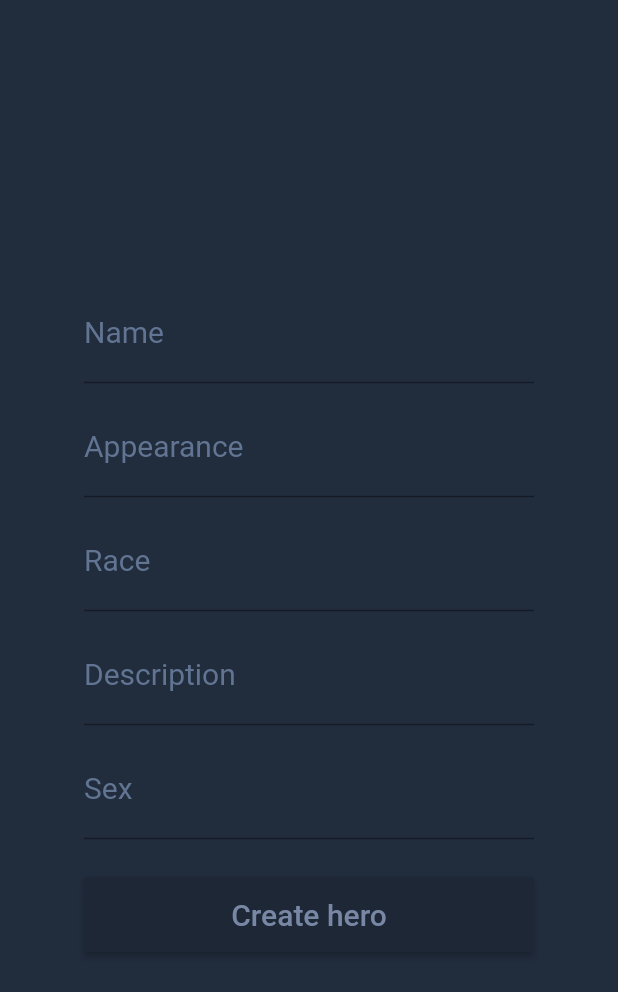
After one commit to umarochki/dwellers-and-donkeys, a Flutter app: the CreateHero screen opened directly, on a phone screen of 412 x 824 dp. The commit adds this screen. Shown: the top 992 px of the screen. Run offline on Flutter 3.47's test engine with Material 2 defaults, Android fonts, the phone set to English and light mode, and no system bars; network calls fail; project files that could hold a hidden picture were left out.

Commit message:
create hero ui

```diff
--- /dev/null
+++ b/rogue/lib/createHero.dart
@@ -0,0 +1,110 @@
+import 'package:flutter/material.dart';
+import 'package:flutter/services.dart';
+import 'package:rogue/api.dart';
+import 'package:flutter/foundation.dart';
+import 'dart:convert';
+import 'package:rogue/menu.dart';
+
+class CreateHero extends StatelessWidget {
+  String _email;
+  String _login;
+  String _password;
+  final formKeyCreateHero = new GlobalKey<FormState>();
+  final _sizeTextInput =
+      const TextStyle(fontSize: 20.0, color: Color.fromRGBO(173, 185, 206, 1));
+  final _sizeTextPlaceholder =
+      const TextStyle(fontSize: 20.0, color: Color.fromRGBO(97, 116, 146, 1));
+  final _sizeTextWhite =
+      const TextStyle(fontSize: 20.0, color: Color.fromRGBO(120, 136, 164, 1));
+  @override
+  Widget build(BuildContext context) {
+    return Scaffold(
+        resizeToAvoidBottomInset: false,
+        body: Container(
+            color: Color.fromRGBO(33, 44, 61, 1),
+            child: Center(
+              child: new Form(
+                  key: formKeyCreateHero,
+                  child: new Column(
+                    mainAxisAlignment: MainAxisAlignment.center,
+                    children: <Widget>[
+                      new Container(
+                        child: new TextFormField(
+                          decoration: new InputDecoration(
+                              labelText: "Name",
+                              labelStyle: _sizeTextPlaceholder),
+                          keyboardType: TextInputType.emailAddress,
+                          style: _sizeTextInput,
+                          onSaved: (val) => _login = val,
+                        ),
+                        width: 300.0,
+                      ),
+                      new Container(
+                        child: new TextFormField(
+                          decoration: new InputDecoration(
+                              labelText: "Appearance",
+                              labelStyle: _sizeTextPlaceholder),
+                          style: _sizeTextInput,
+                          onSaved: (val) => _password = val,
+                        ),
+                        width: 300.0,
+                        padding: new EdgeInsets.only(top: 10.0),
+                      ),
+                      new Container(
+                        child: new TextFormField(
+                          decoration: new InputDecoration(
+                              labelText: "Race",
+                              labelStyle: _sizeTextPlaceholder),
+                          style: _sizeTextInput,
+                          onSaved: (val) => _password = val,
+                        ),
+                        width: 300.0,
+                        padding: new EdgeInsets.only(top: 10.0),
+                      ),
+                      new Container(
+                        child: new TextFormField(
+                          decoration: new InputDecoration(
+                              labelText: "Description",
+                              labelStyle: _sizeTextPlaceholder),
+                          style: _sizeTextInput,
+                          onSaved: (val) => _password = val,
+                        ),
+                        width: 300.0,
+                        padding: new EdgeInsets.only(top: 10.0),
+                      ),
+                      new Container(
+                        child: new TextFormField(
+                          decoration: new InputDecoration(
+                              labelText: "Sex",
+                              labelStyle: _sizeTextPlaceholder),
+                          style: _sizeTextInput,
+                          onSaved: (val) => _password = val,
+                        ),
+                        width: 300.0,
+                        padding: new EdgeInsets.only(top: 10.0),
+                      ),
+                      new Padding(
+                        padding: new EdgeInsets.only(top: 25.0),
+                        child: new MaterialButton(
+                          onPressed: () async {
+                            final form = formKeyCreateHero.currentState;
+                            if (form.validate()) {
+                              form.save();
+                              // TODO: api
+                              Navigator.pop(context);
+                            }
+                          },
+                          color: Color.fromRGBO(29, 39, 54, 1),
+                          height: 50.0,
+                          minWidth: 300.0,
+                          child: new Text(
+                            "Create hero",
+                            style: _sizeTextWhite,
+                          ),
+                        ),
+                      )
+                    ],
+                  )),
+            )));
+  }
+}
```
Also changed, not shown: rogue/lib/api.dart (+14 -0 lines), rogue/lib/gameboard.dart (+59 -1 lines).
